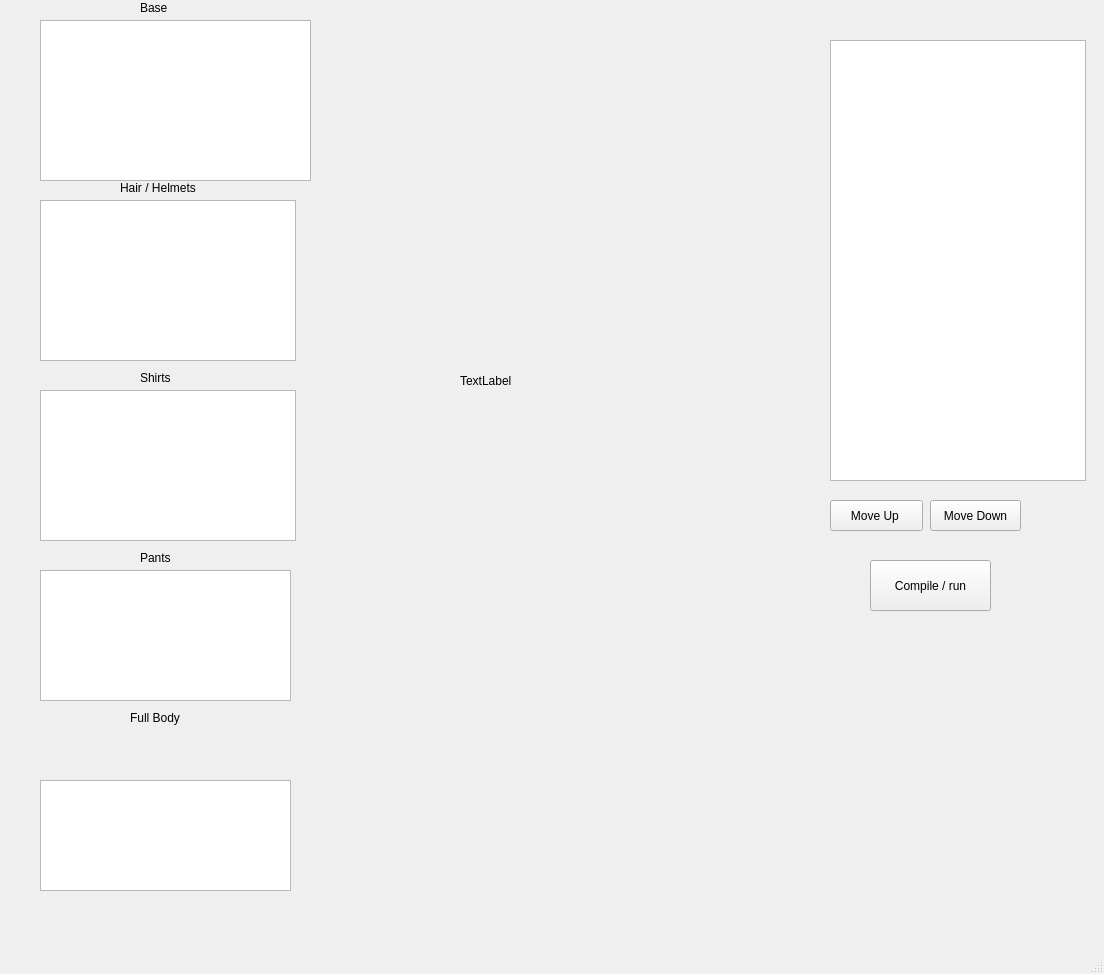
First picture: the form in SkinUI.ui, repository jaysstewart/MinecraftSkinMaker, before the edit.
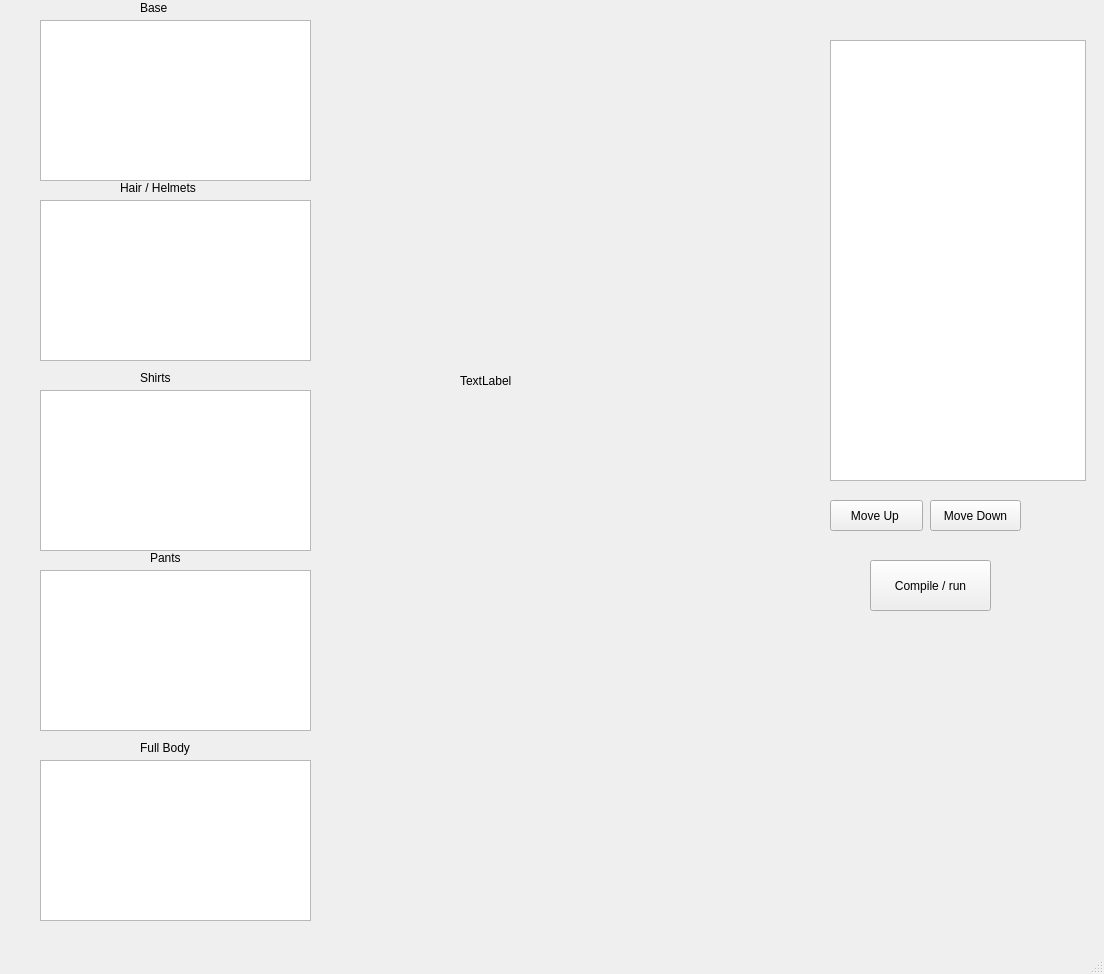
Second picture: the form after the edit.

```diff
--- a/SkinUI.ui
+++ b/SkinUI.ui
@@ -19,7 +19,7 @@
      <rect>
       <x>40</x>
       <y>200</y>
-      <width>256</width>
+      <width>271</width>
       <height>161</height>
      </rect>
     </property>
@@ -32,8 +32,8 @@
      <rect>
       <x>40</x>
       <y>390</y>
-      <width>256</width>
-      <height>151</height>
+      <width>271</width>
+      <height>161</height>
      </rect>
     </property>
    </widget>
@@ -81,8 +81,8 @@
      <rect>
       <x>40</x>
       <y>570</y>
-      <width>251</width>
-      <height>131</height>
+      <width>271</width>
+      <height>161</height>
      </rect>
     </property>
    </widget>
@@ -90,16 +90,16 @@
     <property name="geometry">
      <rect>
       <x>40</x>
-      <y>780</y>
-      <width>251</width>
-      <height>111</height>
+      <y>760</y>
+      <width>271</width>
+      <height>161</height>
      </rect>
     </property>
    </widget>
    <widget class="QLabel" name="label_4">
     <property name="geometry">
      <rect>
-      <x>140</x>
+      <x>150</x>
       <y>550</y>
       <width>55</width>
       <height>16</height>
@@ -112,8 +112,8 @@
    <widget class="QLabel" name="label_5">
     <property name="geometry">
      <rect>
-      <x>130</x>
-      <y>710</y>
+      <x>140</x>
+      <y>740</y>
       <width>55</width>
       <height>16</height>
      </rect>
```
